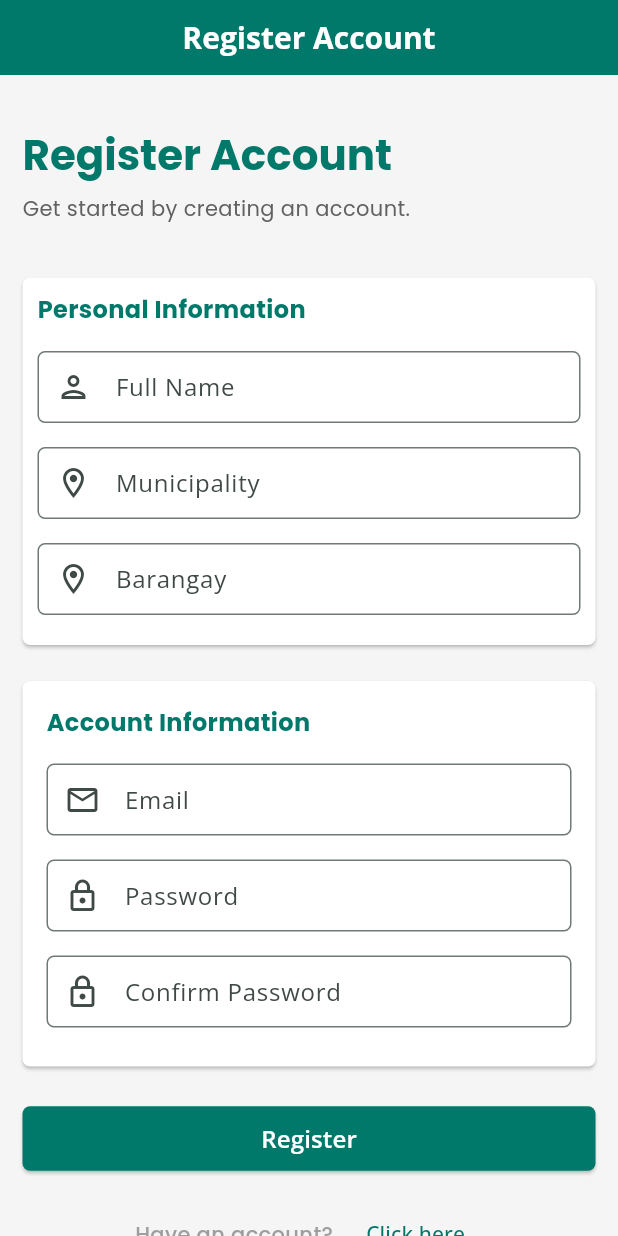
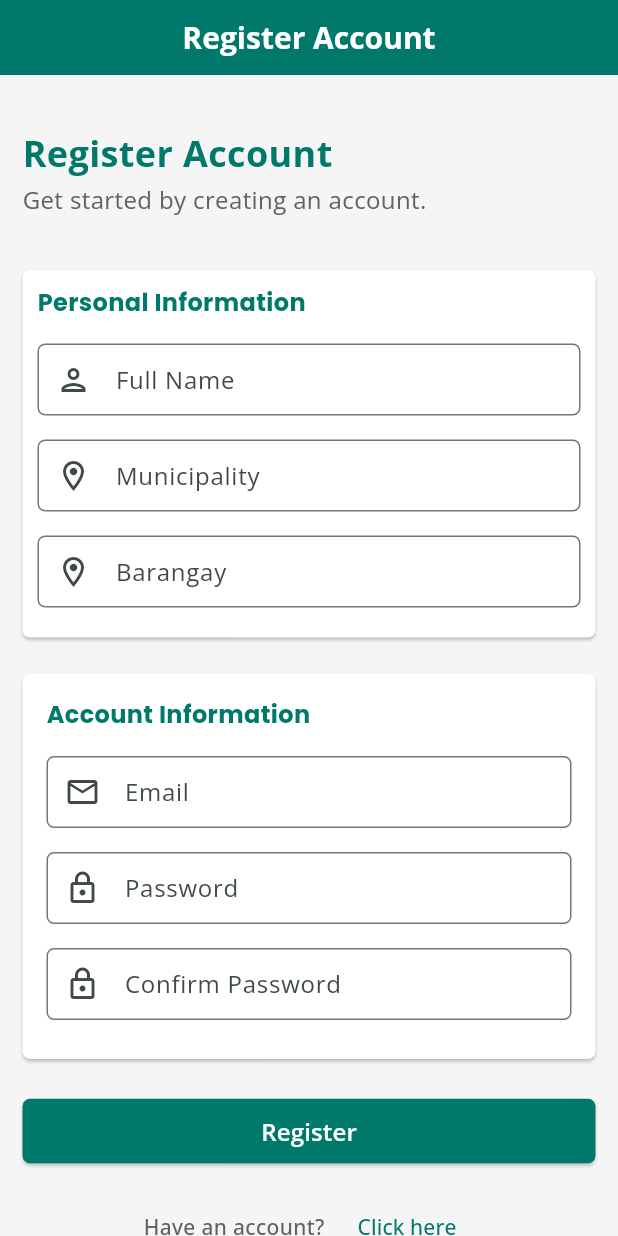
Before and after one commit to kiannaquines/ereportmo-app, a Flutter app: the RegisterScreen screen opened directly, on a phone screen of 412 x 824 dp. Run offline on Flutter 3.47's test engine with Material 3 defaults, Android fonts, the phone set to English and light mode, and no system bars; our stand-ins replace google_fonts, shared_preferences; missing offline and left inert: drop_down_list; accounts and stored records are empty.

Commit message:
Enhance dashboard and login functionality by implementing user name retrieval and logout process. Updated UI elements with Google Fonts for improved aesthetics, adjusted padding, and modified welcome message. Refactored main app entry point to handle user authentication state more effectively.

```diff
--- a/lib/includes/ereportmo_shared.dart
+++ b/lib/includes/ereportmo_shared.dart
@@ -15,3 +15,9 @@ Future<String?> getUserName() async {
   final prefs = await SharedPreferences.getInstance();
   return prefs.getString('user_name');
 }
+
+Future<void> removeLoginData() async {
+  final prefs = await SharedPreferences.getInstance();
+  await prefs.remove('access_token');
+  await prefs.remove('user_name');
+}
--- a/lib/register.dart
+++ b/lib/register.dart
@@ -8,6 +8,7 @@ import 'package:ereportmo_app/models/office.dart';
 import 'package:flutter/material.dart';
 import 'package:ereportmo_app/includes/appbar.dart';
 import 'package:drop_down_list/drop_down_list.dart';
+import 'package:google_fonts/google_fonts.dart';
 import 'package:http/http.dart' as http;
 
 class RegisterScreen extends StatefulWidget {
@@ -186,16 +187,20 @@ class _RegisterScreenState extends State<RegisterScreen> {
               const SizedBox(height: 20),
               Text(
                 widget.title,
-                style: theme.textTheme.headlineMedium?.copyWith(
+                style: TextStyle(
+                  fontSize: 24,
                   fontWeight: FontWeight.bold,
                   color: theme.colorScheme.primary,
+                  fontFamily: GoogleFonts.openSans().fontFamily,
                 ),
               ),
-              const SizedBox(height: 8),
+              const SizedBox(height: 2),
               Text(
                 'Get started by creating an account.',
-                style: theme.textTheme.bodyMedium?.copyWith(
+                style: TextStyle(
+                  fontSize: 16,
                   color: Colors.grey[700],
+                  fontFamily: GoogleFonts.openSans().fontFamily,
                 ),
               ),
               const SizedBox(height: 36),
@@ -374,7 +379,17 @@ class _RegisterScreenState extends State<RegisterScreen> {
                       borderRadius: BorderRadius.circular(5),
                     ),
                   ),
-                  child: const Text(
+                  child:
+                      isProcessing
+                          ? const SizedBox(
+                            width: 15,
+                            height: 15,
+                            child: CircularProgressIndicator(
+                              strokeWidth: 2,
+                              color: Colors.white,
+                            ),
+                          )
+                          : const Text(
                             'Register',
                             style: TextStyle(
                               fontSize: 16,
@@ -389,11 +404,12 @@ class _RegisterScreenState extends State<RegisterScreen> {
                 crossAxisAlignment: CrossAxisAlignment.center,
                 mainAxisAlignment: MainAxisAlignment.center,
                 children: [
-                  const Text(
+                  Text(
                     "Have an account?",
                     style: TextStyle(
                       fontWeight: FontWeight.w500,
-                      color: Colors.grey,
+                      color: Colors.grey.shade700,
+                      fontFamily: GoogleFonts.openSans().fontFamily,
                     ),
                   ),
                   const SizedBox(width: 10),
@@ -410,7 +426,10 @@ class _RegisterScreenState extends State<RegisterScreen> {
                     ),
                     child: Text(
                       "Click here",
-                      style: TextStyle(color: theme.colorScheme.primary),
+                      style: TextStyle(
+                        color: theme.colorScheme.primary,
+                        fontFamily: GoogleFonts.openSans().fontFamily,
+                      ),
                     ),
                   ),
                 ],
```
Also changed, not shown: lib/dashboard.dart (+58 -16 lines), lib/login.dart (+14 -12 lines), lib/main.dart (+52 -35 lines). Lines whose indentation alone changed are shown as unchanged.
